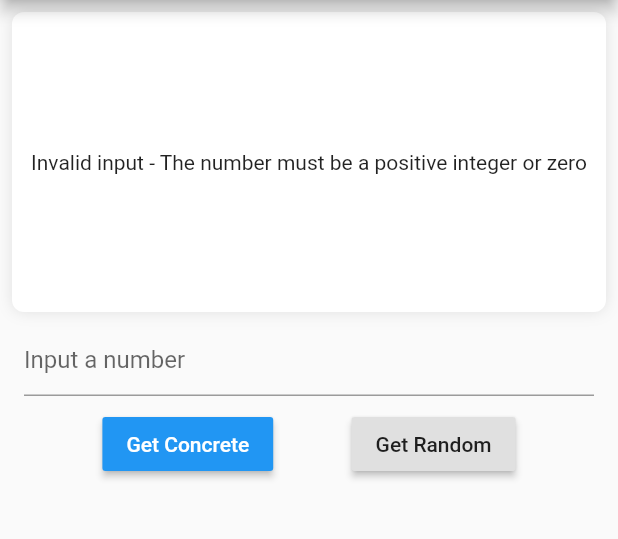
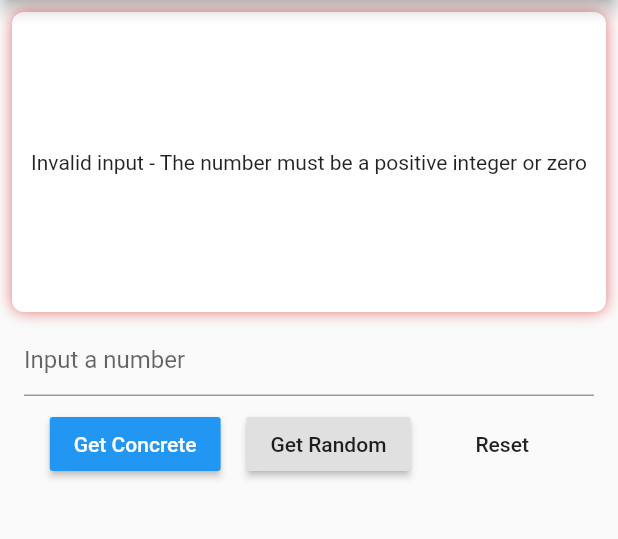
Before and after one commit to arifikhsan/flutter_number_trivia_season_2, a Flutter app: the screen it shows after launch, after a tap on "Get Concrete", on a phone screen of 412 x 824 dp, the part 84-623 px from its top. Run offline on Flutter 3.47's test engine with Material 2 defaults, Android fonts, the phone set to English and light mode, and no system bars; our stand-ins replace bloc, dartz, data_connection_checker, equatable, flutter_bloc, get_it and 1 more.

Commit message:
reset button

```diff
--- a/lib/features/data/models/number_trivia_model.dart
+++ b/lib/features/data/models/number_trivia_model.dart
@@ -10,7 +10,7 @@ class NumberTriviaModel extends NumberTrivia {
   factory NumberTriviaModel.fromJson(Map<String, dynamic> json) {
     return NumberTriviaModel(
       text: json['text'],
-      number: (json['number'] as num).toInt(),
+      number: (json['number'] as num).toInt() ?? 0,
     );
   }
 
--- a/lib/features/presentation/bloc/number_trivia_bloc.dart
+++ b/lib/features/presentation/bloc/number_trivia_bloc.dart
@@ -65,6 +65,8 @@ class NumberTriviaBloc extends Bloc<NumberTriviaEvent, NumberTriviaState> {
           yield Loaded(trivia: trivia);
         },
       );
+    } else if (event is ResetTrivia) {
+      yield Empty();
     }
   }
 }
--- a/lib/features/presentation/bloc/number_trivia_event.dart
+++ b/lib/features/presentation/bloc/number_trivia_event.dart
@@ -18,3 +18,8 @@ class GetTriviaForRandomNumber extends NumberTriviaEvent {
   @override
   List<Object> get props => null;
 }
+
+class ResetTrivia extends NumberTriviaEvent {
+  @override
+  List<Object> get props => null;
+}
--- a/lib/features/presentation/widgets/trivia_control.dart
+++ b/lib/features/presentation/widgets/trivia_control.dart
@@ -12,18 +12,27 @@ class TriviaControl extends StatefulWidget {
 }
 
 class _TriviaControlState extends State<TriviaControl> {
-  final TextEditingController textEditingController= TextEditingController();
+  final TextEditingController textEditingController = TextEditingController();
+
+  void _dismissKeyboard() {
+    FocusScope.of(context).unfocus();
+  }
 
   void _dispatchRandom() {
-    FocusScope.of(context).unfocus();
+    _dismissKeyboard();
     textEditingController.clear();
     BlocProvider.of<NumberTriviaBloc>(context).add(GetTriviaForRandomNumber());
   }
 
   void _dispatchConcrete() {
-    FocusScope.of(context).unfocus();
+    _dismissKeyboard();
     BlocProvider.of<NumberTriviaBloc>(context)
         .add(GetTriviaForConcreteNumber(textEditingController.text));
+  }
+
+  void _dispatchReset() {
+    _dismissKeyboard();
+    BlocProvider.of<NumberTriviaBloc>(context).add(ResetTrivia());
   }
 
   @override
@@ -55,6 +64,10 @@ class _TriviaControlState extends State<TriviaControl> {
                 onPressed: _dispatchRandom,
                 child: Text('Get Random'),
               ),
+              FlatButton(
+                onPressed: _dispatchReset,
+                child: Text('Reset'),
+              ),
             ],
           ),
         ],
--- a/lib/features/presentation/widgets/trivia_display.dart
+++ b/lib/features/presentation/widgets/trivia_display.dart
@@ -1,6 +1,7 @@
 import 'package:flutter/material.dart';
 import 'package:flutter_bloc/flutter_bloc.dart';
 import 'package:flutter_number_trivia/features/presentation/bloc/number_trivia_bloc.dart';
+import 'package:flutter_number_trivia/features/presentation/widgets/trivia_error.dart';
 import 'package:flutter_number_trivia/features/presentation/widgets/trivia_loaded.dart';
 import 'package:flutter_number_trivia/features/presentation/widgets/trivia_loading.dart';
 import 'package:flutter_number_trivia/features/presentation/widgets/trivia_message.dart';
@@ -21,7 +22,7 @@ class TriviaDisplay extends StatelessWidget {
         } else if (state is Loaded) {
           return TriviaLoaded(numberTrivia: state.trivia);
         } else if (state is Error) {
-          return TriviaMessage(message: state.message);
+          return TriviaError(message: state.message);
         } else {
           return TriviaMessage(message: 'What\'s happen?!');
         }
--- a/lib/features/presentation/widgets/trivia_message.dart
+++ b/lib/features/presentation/widgets/trivia_error.dart
@@ -1,9 +1,9 @@
 import 'package:flutter/material.dart';
 
-class TriviaMessage extends StatelessWidget {
+class TriviaError extends StatelessWidget {
   final String message;
 
-  const TriviaMessage({
+  const TriviaError({
     Key key,
     @required this.message,
   }) : super(key: key);
@@ -18,7 +18,7 @@ class TriviaMessage extends StatelessWidget {
         boxShadow: [
           BoxShadow(
             blurRadius: 8,
-            color: Colors.grey.shade300,
+            color: Colors.red.shade300,
           )
         ],
         color: Colors.white,
```
